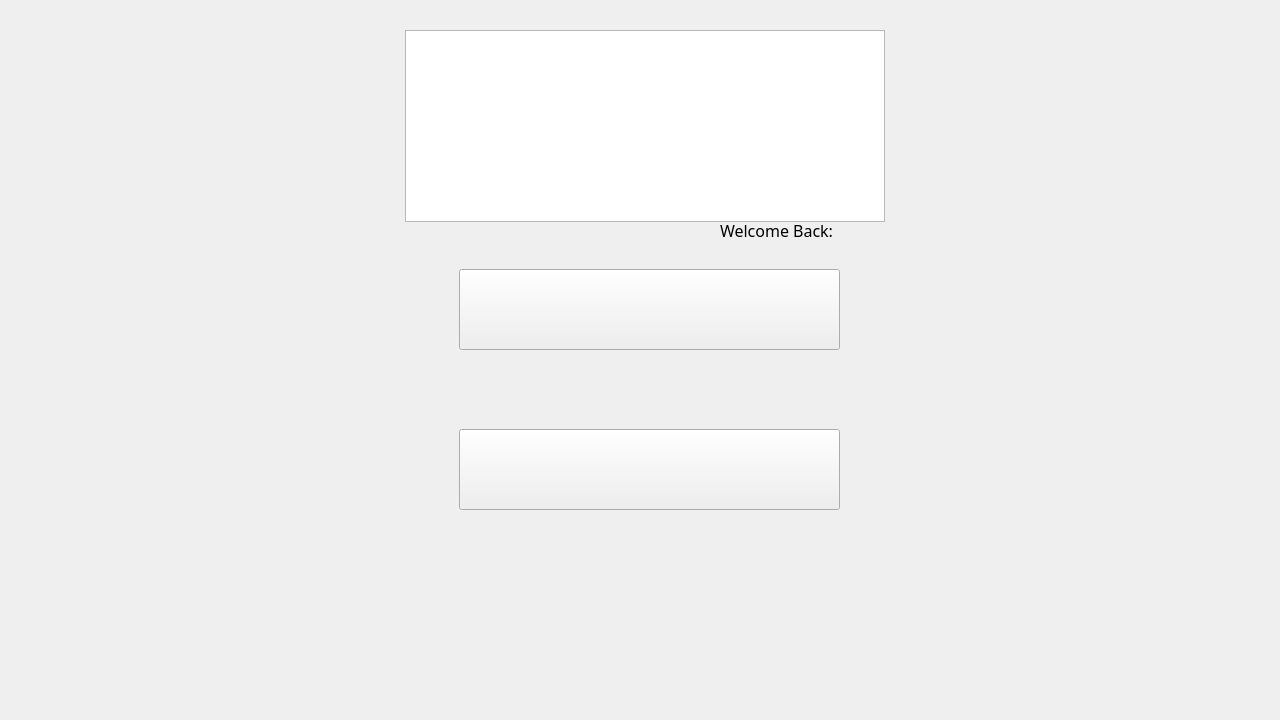
This is mainwindow.ui in yousefmoh526/Embedded-XO-27 as Qt 5 draws it before an edit. The edited form follows.
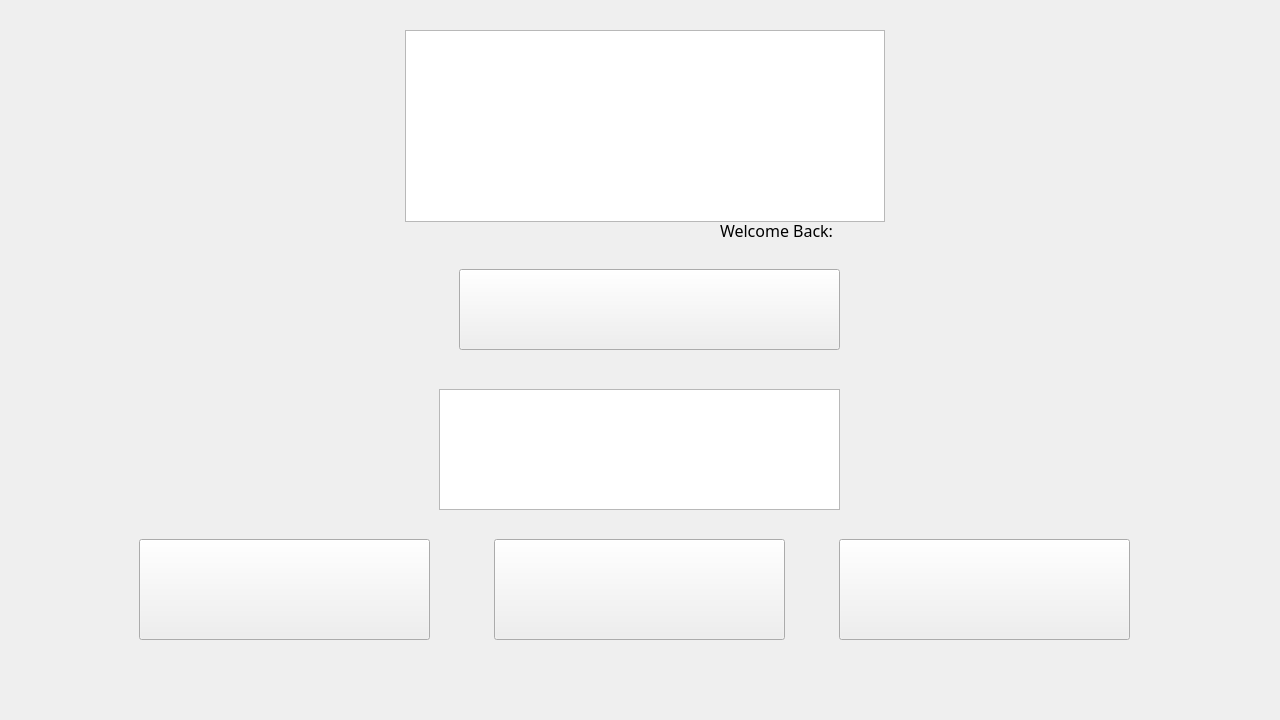
This is the edited form. The open tabs and pages were chosen to show the change. Custom widgets are drawn as their Qt base class.

```diff
--- a/mainwindow.ui
+++ b/mainwindow.ui
@@ -166,16 +166,52 @@
      <widget class="HoverButton" name="VsAI">
       <property name="geometry">
        <rect>
-        <x>460</x>
-        <y>430</y>
-        <width>381</width>
-        <height>81</height>
+        <x>140</x>
+        <y>540</y>
+        <width>291</width>
+        <height>101</height>
        </rect>
       </property>
       <property name="text">
        <string/>
       </property>
      </widget>
+     <widget class="HoverButton" name="VsAI_2">
+      <property name="geometry">
+       <rect>
+        <x>495</x>
+        <y>540</y>
+        <width>291</width>
+        <height>101</height>
+       </rect>
+      </property>
+      <property name="text">
+       <string/>
+      </property>
+     </widget>
+     <widget class="HoverButton" name="VsAI_3">
+      <property name="geometry">
+       <rect>
+        <x>840</x>
+        <y>540</y>
+        <width>291</width>
+        <height>101</height>
+       </rect>
+      </property>
+      <property name="text">
+       <string/>
+      </property>
+     </widget>
+     <widget class="QGraphicsView" name="VsAITitle">
+      <property name="geometry">
+       <rect>
+        <x>440</x>
+        <y>390</y>
+        <width>401</width>
+        <height>121</height>
+       </rect>
+      </property>
+     </widget>
     </widget>
     <widget class="QWidget" name="StatScreen"/>
     <widget class="QWidget" name="Arena">
```
Left out of the diff: 19 changed lines with no effect on the pictures.
